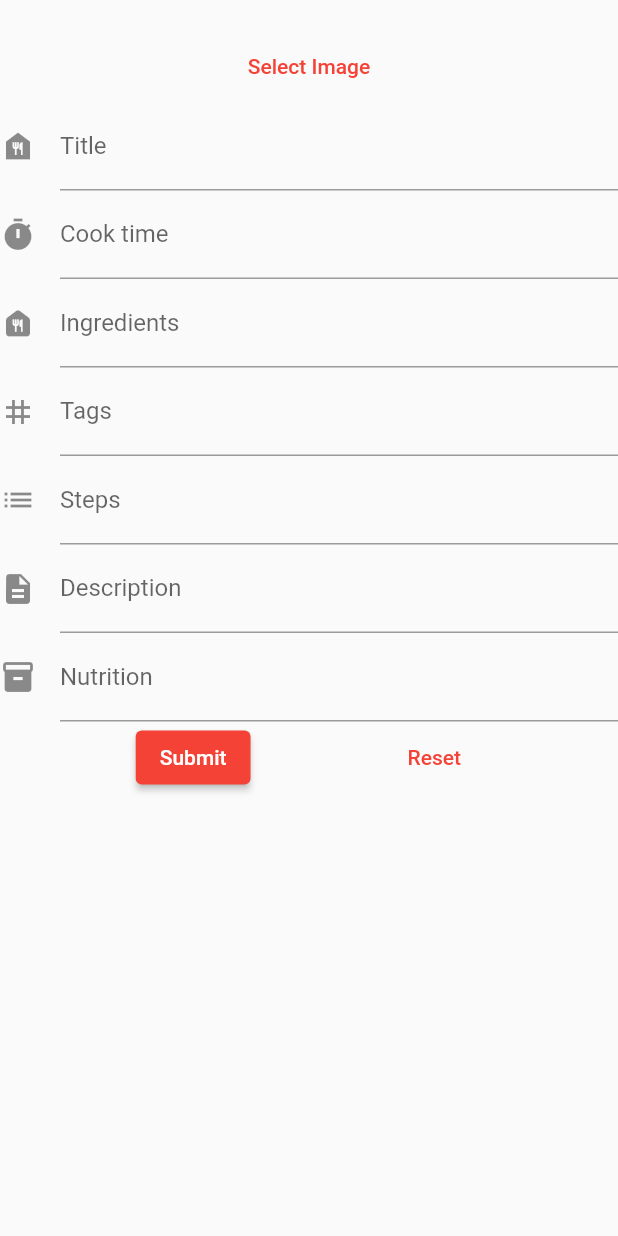
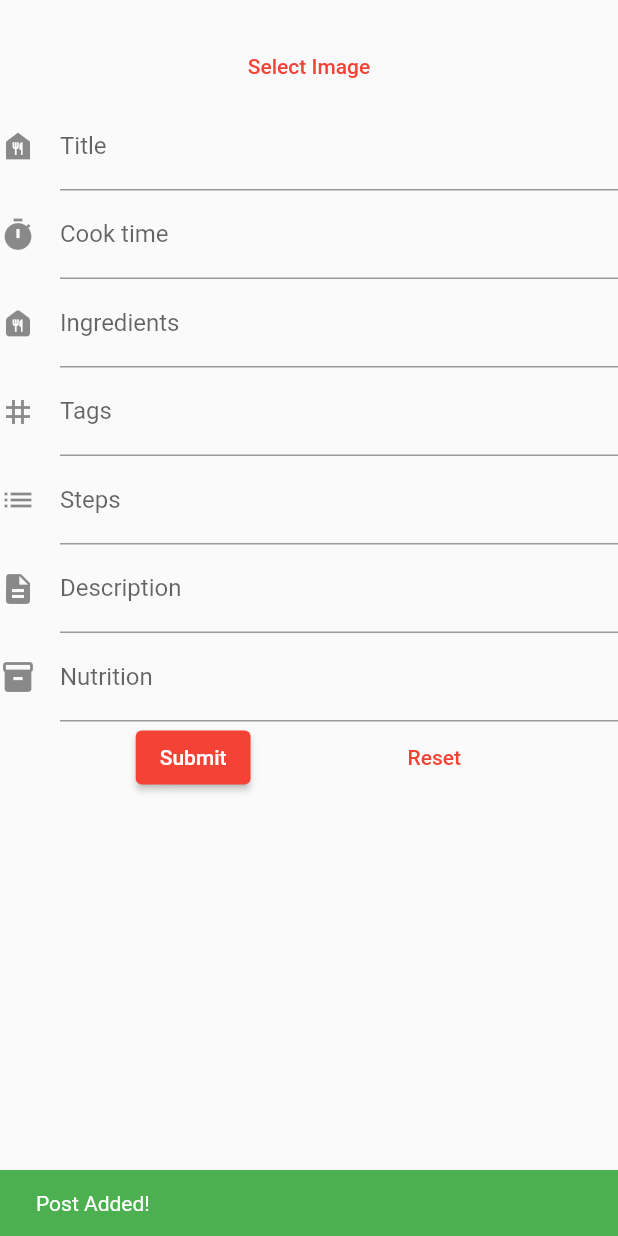
Before and after one commit to cmalcazar/FlavorApp, a Flutter app: the PostPage screen opened directly, after a tap on "Submit", on a phone screen of 412 x 824 dp. Run offline on Flutter 3.47's test engine with Material 2 defaults, Android fonts, the phone set to English and light mode, and no system bars; our stand-ins replace cloud_firestore, file_picker, firebase_auth, firebase_core, firebase_storage; missing offline and left inert: favorite_button; accounts and stored records are empty.

Commit message:
added snackbar to confirm post added.

```diff
--- a/flavor_app/lib/addpost.dart
+++ b/flavor_app/lib/addpost.dart
@@ -179,6 +179,12 @@ class _PostPageState extends State<PostPage> {
     db.collection('posts').doc(authUser!.uid).update({'posts': jsonList});
   }
 
+  showSnackBar() {
+    ScaffoldMessenger.of(context).showSnackBar(const SnackBar(
+      content: Text('Post Added!'),
+      backgroundColor: Colors.green,
+    ));
+  }
   @override
   Widget build(BuildContext context) {
     return Scaffold(
@@ -323,6 +329,7 @@ class _PostPageState extends State<PostPage> {
                         print(authUser!);
                         //THis is to submit the post with the user displayname
                         _submitPost(authUser!);
+                        showSnackBar();
                       },
                       child: const Text('Submit'),
                     ),
```
